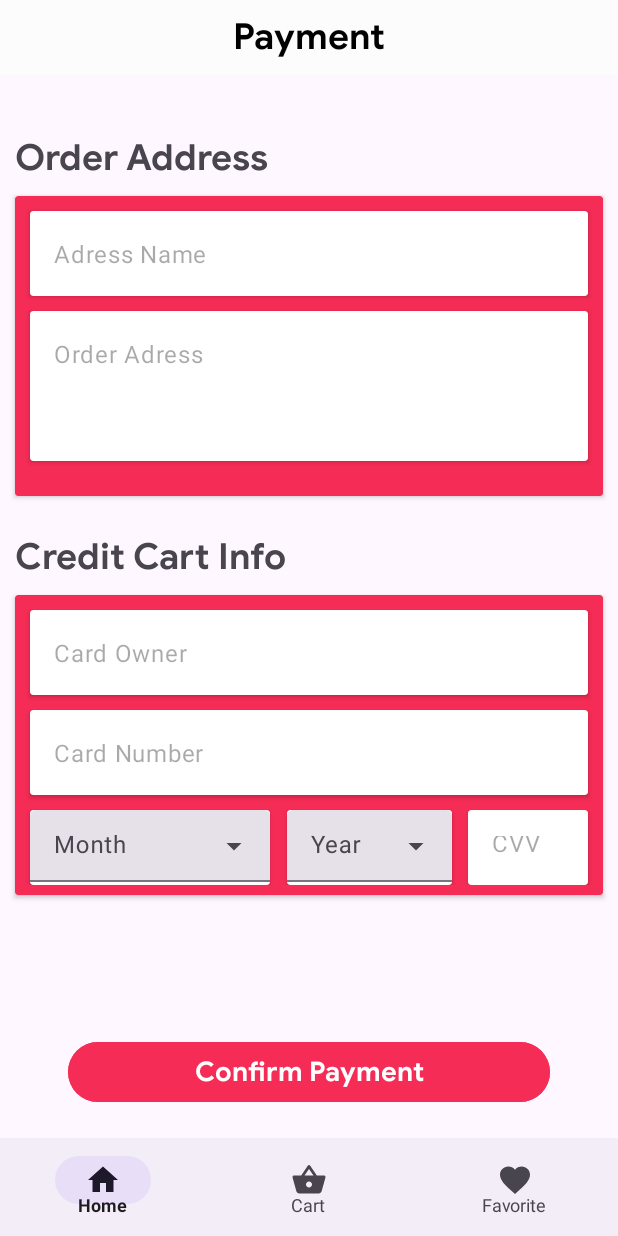
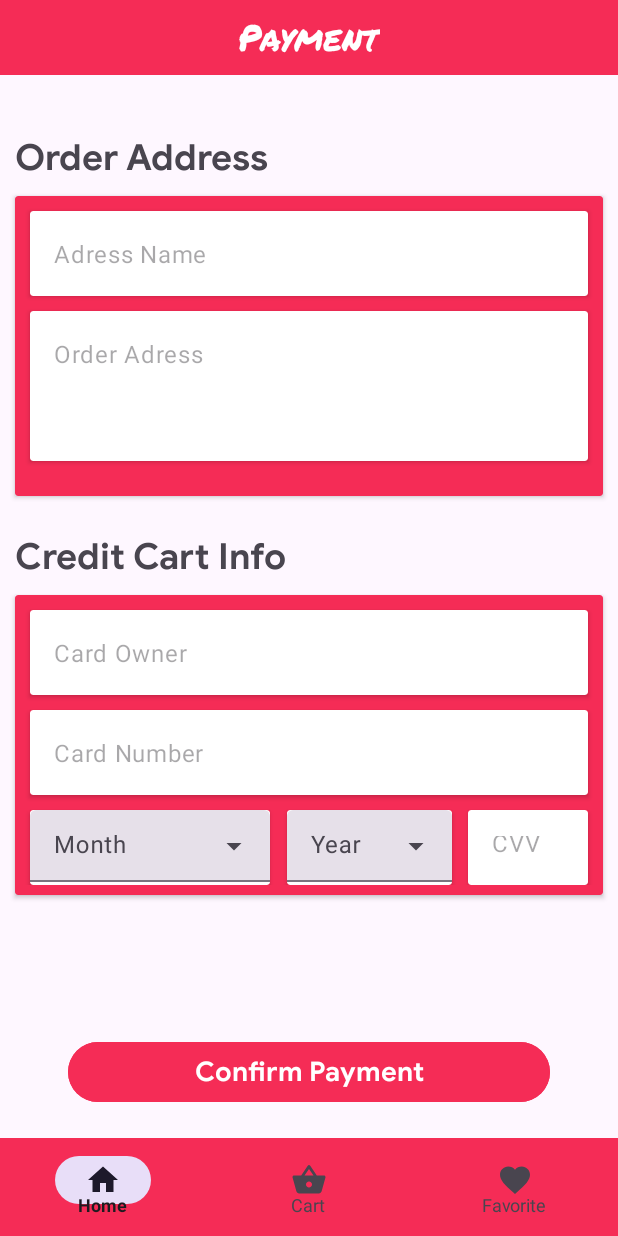
Before and after one commit to ozgealma/Meal-Basket, an Android app: the PaymentFragment screen opened through its navigation route, on a phone screen of 412 x 824 dp. Run offline under Robolectric (Android 15) with nearby library versions, the phone set to English and light mode, and no system bars; our stand-ins replace Dagger/Hilt's generated code, navigation-ui; network calls fail.

Commit message:
"Yeni Özellikler Eklendi"

```diff
--- /dev/null
+++ b/app/src/main/res/drawable/rounded_background.xml
@@ -0,0 +1,5 @@
+<?xml version="1.0" encoding="utf-8"?>
+<shape xmlns:android="http://schemas.android.com/apk/res/android">
+    <solid android:color="@color/accent"/> <!-- Arka plan rengi -->
+    <corners android:radius="10dp"/> <!-- Köşe yuvarlaklık miktarı -->
+</shape>
--- a/app/src/main/res/layout/activity_main.xml
+++ b/app/src/main/res/layout/activity_main.xml
@@ -14,20 +14,25 @@
         app:defaultNavHost="true"
         app:layout_constraintBottom_toTopOf="@+id/bottomNavigationView"
         app:layout_constraintEnd_toEndOf="parent"
+        app:layout_constraintHorizontal_bias="1.0"
         app:layout_constraintStart_toStartOf="parent"
         app:layout_constraintTop_toTopOf="parent"
         app:navGraph="@navigation/nav_graph" />
 
     <com.google.android.material.bottomnavigation.BottomNavigationView
         android:id="@+id/bottomNavigationView"
-        android:layout_width="match_parent"
+        android:layout_width="0dp"
         android:layout_height="65dp"
+        app:itemBackground="@color/accent"
+        app:itemTextAppearanceActive="@style/BottomNavigationLabelStyle"
+        app:itemTextAppearanceInactive="@style/BottomNavigationLabelStyle"
         app:layout_constraintBottom_toBottomOf="parent"
         app:layout_constraintEnd_toEndOf="parent"
+        app:layout_constraintHorizontal_bias="0.0"
         app:layout_constraintStart_toStartOf="parent"
         app:layout_constraintTop_toBottomOf="@id/fragmentContainerView"
-        app:menu="@menu/menu"
-        app:itemTextAppearanceActive="@style/BottomNavigationLabelStyle"
-        app:itemTextAppearanceInactive="@style/BottomNavigationLabelStyle"
-        />
+        app:menu="@menu/menu">
+
+    </com.google.android.material.bottomnavigation.BottomNavigationView>
+
 </androidx.constraintlayout.widget.ConstraintLayout>
--- a/app/src/main/res/layout/fragment_payment.xml
+++ b/app/src/main/res/layout/fragment_payment.xml
@@ -1,6 +1,7 @@
 <?xml version="1.0" encoding="utf-8"?>
 <androidx.constraintlayout.widget.ConstraintLayout xmlns:android="http://schemas.android.com/apk/res/android"
     xmlns:app="http://schemas.android.com/apk/res-auto"
+    xmlns:tools="http://schemas.android.com/tools"
     android:layout_width="match_parent"
     android:layout_height="match_parent">
 
@@ -11,19 +12,23 @@
         android:layout_height="50dp"
         app:title=" "
         app:titleTextColor="@color/white"
+        android:backgroundTint="@color/accent"
         app:layout_constraintStart_toStartOf="parent"
         app:layout_constraintTop_toTopOf="parent"
         app:layout_constraintEnd_toEndOf="parent"
         android:background="@color/background"
         >
+
         <TextView
-           android:layout_width="wrap_content"
-           android:layout_height="wrap_content"
-           android:text="Payment"
-           android:textSize="24sp"
-           android:layout_gravity="center"
-           android:textColor="@color/black"
-           android:fontFamily="@font/google_sans_bold" />
+            android:layout_width="wrap_content"
+            android:layout_height="wrap_content"
+            android:layout_gravity="center"
+            android:fontFamily="@font/permanent_marker"
+            android:text="Payment"
+            android:textColor="@color/white"
+            android:textSize="24sp"
+            tools:layout_editor_absoluteX="155dp"
+            tools:layout_editor_absoluteY="10dp" />
     </androidx.appcompat.widget.Toolbar>
 
 
--- a/app/src/main/res/menu/menu.xml
+++ b/app/src/main/res/menu/menu.xml
@@ -1,9 +1,11 @@
 <?xml version="1.0" encoding="utf-8"?>
 <menu xmlns:android="http://schemas.android.com/apk/res/android">
+
     <item
         android:id="@+id/homeFragment"
         android:icon="@drawable/baseline_home_24"
-        android:title="Home" />
+        android:title="Home"
+        />
 
     <item
         android:id="@+id/cartFragment"
--- a/app/src/main/res/values-night/themes.xml
+++ b/app/src/main/res/values-night/themes.xml
@@ -3,5 +3,6 @@
     <style name="Base.Theme.MealBasket" parent="Theme.Material3.DayNight.NoActionBar">
         <!-- Customize your dark theme here. -->
         <!-- <item name="colorPrimary">@color/my_dark_primary</item> -->
+        <item name="android:statusBarColor">@color/accent</item>
     </style>
 </resources>
--- a/app/src/main/res/values/colors.xml
+++ b/app/src/main/res/values/colors.xml
@@ -3,11 +3,12 @@
     <color name="black">#FF000000</color>
     <color name="white">#FFFFFFFF</color>
 
-    <color name="red">#E60623</color>
+    <color name="red">#113273</color>
     <color name="background">#FCFCFC</color>
     <color name="accent">#f52c56</color>
     <color name="green">#557A46</color>
     <color name="grey1">#D8D8D8</color>
     <color name="grey2">#9C9DA5</color>
+    <color name="grey3">#B83260</color>
 
 </resources>
--- a/app/src/main/res/values/themes.xml
+++ b/app/src/main/res/values/themes.xml
@@ -3,6 +3,7 @@
     <style name="Base.Theme.MealBasket" parent="Theme.Material3.DayNight.NoActionBar">
         <!-- Customize your light theme here. -->
         <!-- <item name="colorPrimary">@color/my_light_primary</item> -->
+        <item name="android:statusBarColor">@color/accent</item>
     </style>
 
     <style name="Theme.MealBasket" parent="Base.Theme.MealBasket" />
```
Also changed, not shown: app/src/main/res/layout/fragment_cart.xml (+6 -3 lines), app/src/main/res/layout/fragment_details.xml (+5 -5 lines), app/src/main/res/layout/fragment_favorite.xml (+6 -4 lines), app/src/main/res/layout/fragment_home.xml (+14 -13 lines), app/src/main/res/font/faster_one.ttf (added), app/src/main/res/font/pacifico.ttf (added), app/src/main/res/font/permanent_marker.ttf (added), app/src/main/res/font/racing_sans_one.ttf (added), 1 other file.
